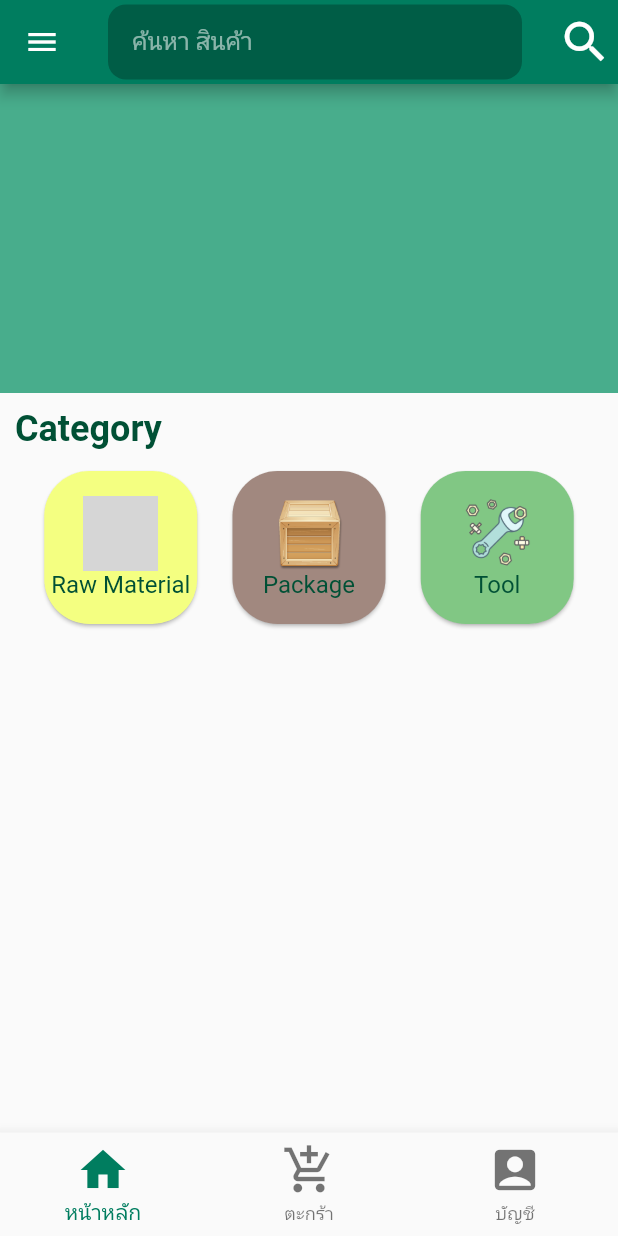
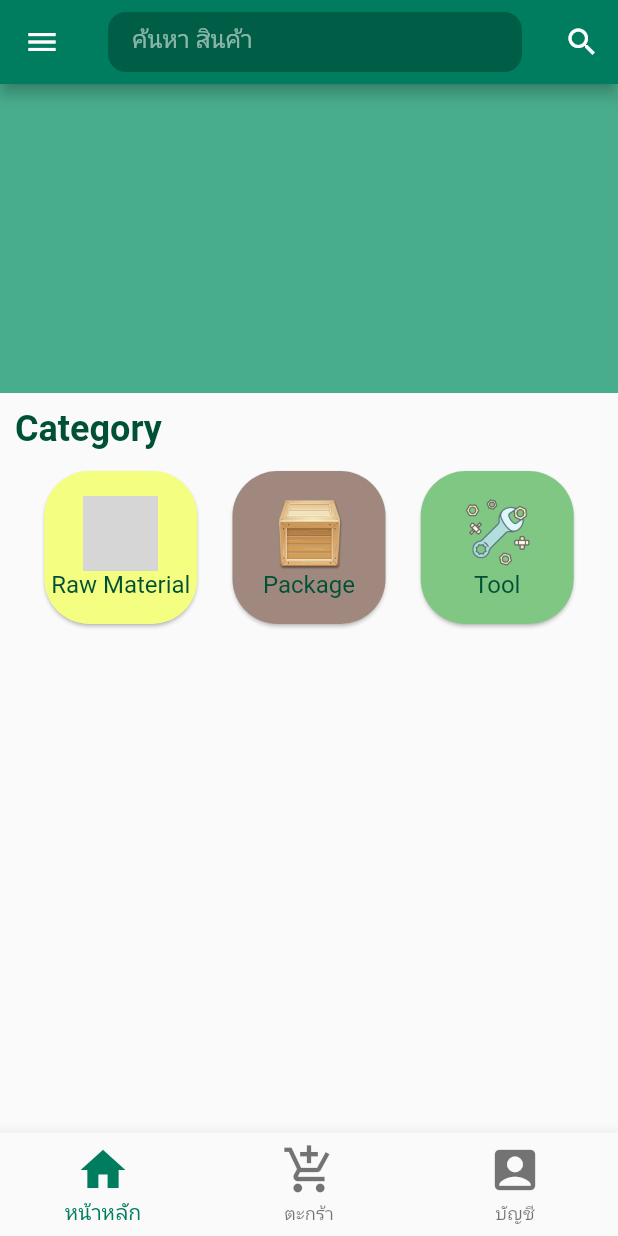
Before and after one commit to masterUNG/ShopBackerClick, a Flutter app: the screen it shows after launch, on a phone screen of 412 x 824 dp. Run offline on Flutter 3.47's test engine with Material 2 defaults, Android fonts, the phone set to English and light mode, and no system bars; our stand-ins replace dio; grey boxes are pictures that could not be loaded.

Commit message:
update 27March

```diff
--- a/lib/screens/home.dart
+++ b/lib/screens/home.dart
@@ -68,14 +68,11 @@ class _HomeState extends State<Home> {
     return Container(
       decoration: BoxDecoration(
           color: Colors.black26, borderRadius: BorderRadius.circular(12.0)),
-      height: 50.0,
+      height: 40.0,
       child: TextField(
         onChanged: (value) => searchString = value.trim(),
         style: TextStyle(color: Colors.white),
-        decoration: InputDecoration(
-          contentPadding: EdgeInsets.only(
-            left: 16.0,
-          ),
+        decoration: InputDecoration(prefix: SizedBox(width: 16.0,),
           border: InputBorder.none,
           hintStyle: TextStyle(color: MyStyle().white1),
           hintText: 'ค้นหา สินค้า',
@@ -90,7 +87,7 @@ class _HomeState extends State<Home> {
       icon: Icon(
         Icons.search,
         color: Colors.white,
-        size: MyStyle().myIconSize,
+        // size: MyStyle().myIconSize,
       ),
       onPressed: () {
         if (searchString == null || searchString.isEmpty) {
```
Also changed, not shown: lib/screens/search.dart (+43 -14 lines), lib/utility/normal_dialog.dart (added, +18 -0 lines), pubspec.lock.
